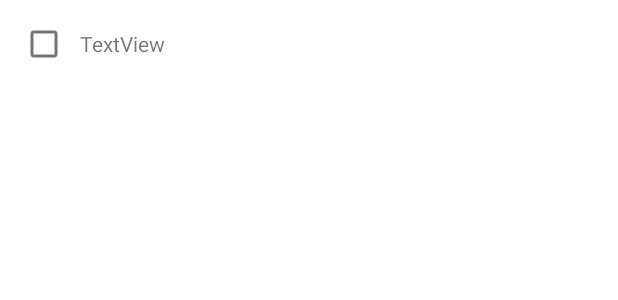
After one commit to Yousuft414/ChefItUpApp, an Android app: the layout list_directions.xml on its own in the app's theme, with its tools: preview values and no code run, on a phone screen of 412 x 824 dp. The commit adds this screen. Shown: the top 300 px of the screen. Run offline under Robolectric (Android 15) with nearby library versions, the phone set to English and light mode, and no system bars.

Commit message:
Adding directions pages where directions are listed

```diff
--- a/app/src/main/AndroidManifest.xml
+++ b/app/src/main/AndroidManifest.xml
@@ -11,6 +11,9 @@
         android:roundIcon="@mipmap/ic_launcher_round"
         android:supportsRtl="true"
         android:theme="@style/Theme.ChefItUpApp">
+        <activity
+            android:name=".recipeUI.RecipeDirections"
+            android:exported="true" />
         <activity
             android:name=".recipeUI.RecipeIngredients"
             android:exported="true" />
--- /dev/null
+++ b/app/src/main/res/layout/list_directions.xml
@@ -0,0 +1,23 @@
+<?xml version="1.0" encoding="utf-8"?>
+<RelativeLayout xmlns:android="http://schemas.android.com/apk/res/android"
+    android:layout_width="match_parent"
+    android:layout_height="wrap_content"
+    android:orientation="vertical"
+    android:padding="5dp">
+
+    <CheckBox
+        android:id="@+id/checkBoxes"
+        android:layout_width="wrap_content"
+        android:layout_height="wrap_content"
+        android:layout_alignParentLeft="true"
+        android:focusable="false"/>
+    <TextView
+        android:id="@+id/recipe_direction"
+        android:layout_width="wrap_content"
+        android:layout_height="wrap_content"
+        android:layout_alignBaseline="@+id/checkBoxes"
+        android:layout_alignBottom="@+id/checkBoxes"
+        android:layout_toRightOf="@+id/checkBoxes"
+        android:text="TextView"/>
+
+</RelativeLayout>
```
Also changed, not shown: app/src/main/java/project/group3tztechcorp/chefitupapp/Direction.java (added, +30 -0 lines), app/src/main/java/project/group3tztechcorp/chefitupapp/adapter/DirectionAdapter.kt (added, +44 -0 lines), app/src/main/java/project/group3tztechcorp/chefitupapp/recipeUI/RecipeDirections.kt (added, +61 -0 lines), app/src/main/java/project/group3tztechcorp/chefitupapp/recipeUI/RecipeIngredients.kt (+13 -0 lines), app/src/main/res/layout/activity_recipe_directions.xml (added, +56 -0 lines), app/src/main/res/layout/activity_recipe_ingredients.xml (+9 -0 lines), app/src/main/res/layout/list_directions2.xml (added, +7 -0 lines).
